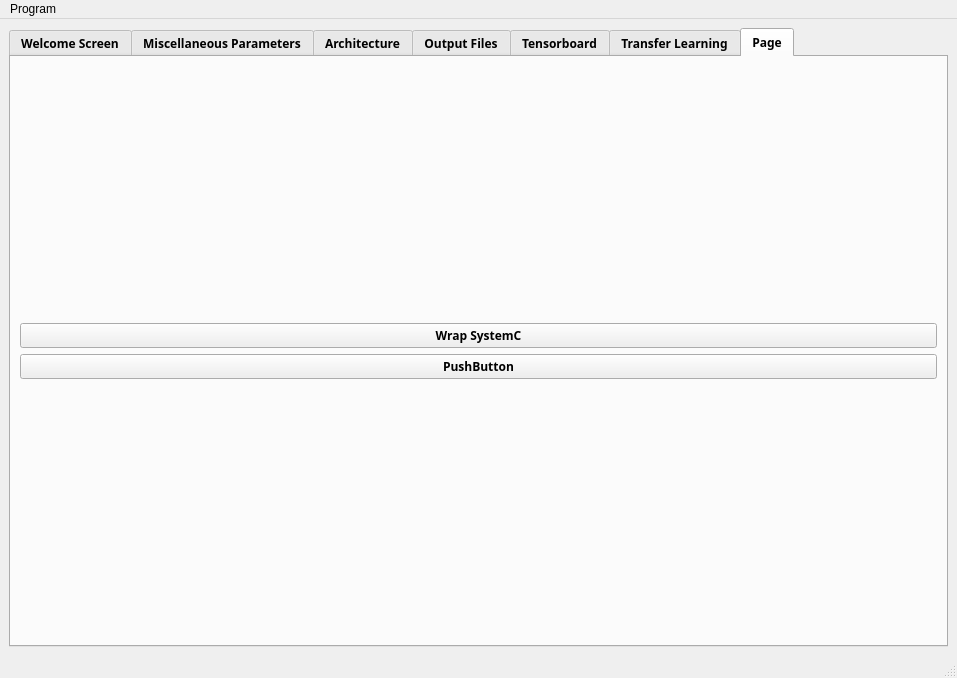
mourra950/Siemens-System-Level-Modelling-of-ASDLA-Graduation-Project, file public/GUI/mainwindow.ui: the form before one commit.
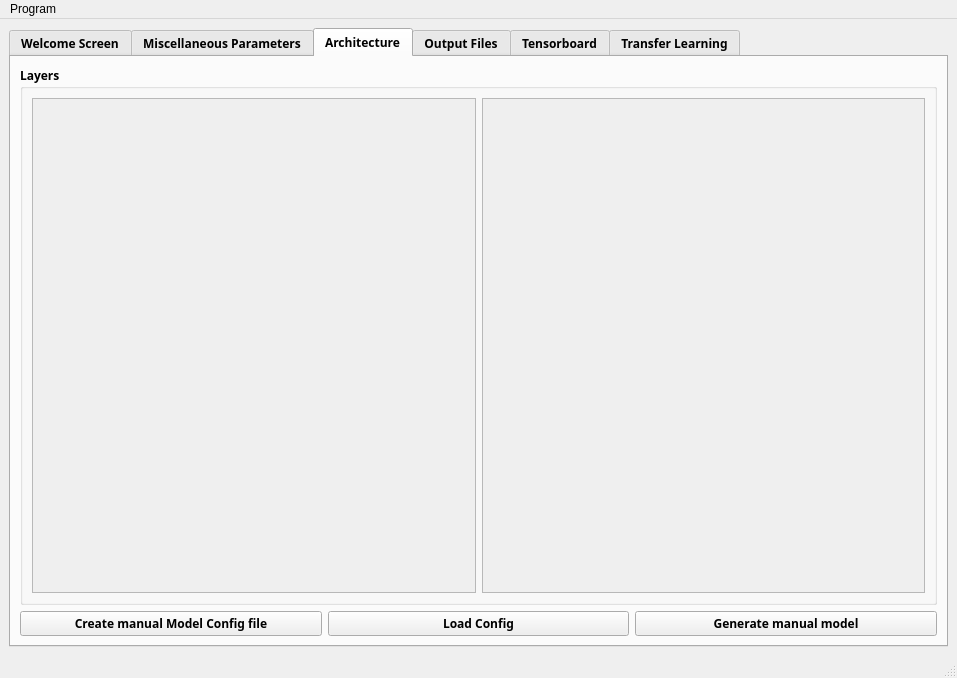
The form after the commit. The open tabs and pages were chosen to show the change.

```diff
--- a/public/GUI/mainwindow.ui
+++ b/public/GUI/mainwindow.ui
@@ -584,7 +584,7 @@
               <item>
                <widget class="QPushButton" name="omar_generate_btn">
                 <property name="text">
-                 <string>Omar Generate</string>
+                 <string>Load Config</string>
                 </property>
                </widget>
               </item>
@@ -777,38 +777,6 @@
            <widget class="QPushButton" name="Train_transfer_Model_QPushButton">
             <property name="text">
              <string>Generate Transfer Learning Model</string>
-            </property>
-           </widget>
-          </item>
-          <item>
-           <widget class="QPushButton" name="Run_transfer_Model_QPushButton">
-            <property name="text">
-             <string>Train Model</string>
-            </property>
-           </widget>
-          </item>
-         </layout>
-        </item>
-       </layout>
-      </widget>
-      <widget class="QWidget" name="SystemC">
-       <attribute name="title">
-        <string>Page</string>
-       </attribute>
-       <layout class="QVBoxLayout" name="verticalLayout_19">
-        <item>
-         <layout class="QVBoxLayout" name="verticalLayout_18">
-          <item>
-           <widget class="QPushButton" name="pushButton">
-            <property name="text">
-             <string>Wrap SystemC</string>
-            </property>
-           </widget>
-          </item>
-          <item>
-           <widget class="QPushButton" name="pushButton_2">
-            <property name="text">
-             <string>PushButton</string>
             </property>
            </widget>
           </item>
```
